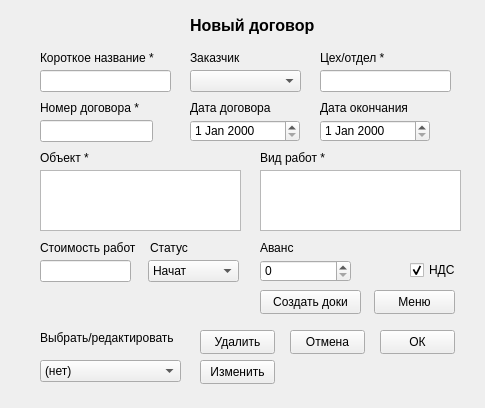
The window that my_helper/my_helper/designer_ui/new_contract.ui (SmolPO/vertical) describes before a commit, drawn with Qt 5.
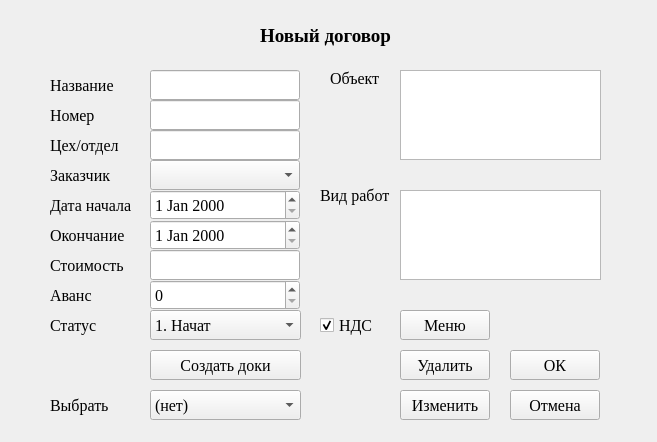
The same window after the commit.

Diff of the .ui file:
```diff
--- a/my_helper/my_helper/designer_ui/new_contract.ui
+++ b/my_helper/my_helper/designer_ui/new_contract.ui
@@ -9,8 +9,8 @@
    <rect>
     <x>0</x>
     <y>0</y>
-    <width>485</width>
-    <height>408</height>
+    <width>657</width>
+    <height>442</height>
    </rect>
   </property>
   <property name="windowTitle">
@@ -19,15 +19,16 @@
   <widget class="QLabel" name="label">
    <property name="geometry">
     <rect>
-     <x>190</x>
-     <y>10</y>
-     <width>171</width>
+     <x>260</x>
+     <y>20</y>
+     <width>161</width>
      <height>31</height>
     </rect>
    </property>
    <property name="font">
     <font>
-     <pointsize>12</pointsize>
+     <family>Times New Roman</family>
+     <pointsize>14</pointsize>
      <bold>true</bold>
     </font>
    </property>
@@ -38,35 +39,53 @@
   <widget class="QLabel" name="label_2">
    <property name="geometry">
     <rect>
-     <x>40</x>
-     <y>50</y>
+     <x>50</x>
+     <y>70</y>
      <width>121</width>
-     <height>16</height>
+     <height>30</height>
     </rect>
    </property>
+   <property name="font">
+    <font>
+     <family>Times New Roman</family>
+     <pointsize>12</pointsize>
+    </font>
+   </property>
    <property name="text">
-    <string>Короткое название *</string>
+    <string>Название</string>
    </property>
   </widget>
   <widget class="QLineEdit" name="name">
    <property name="geometry">
     <rect>
-     <x>40</x>
+     <x>150</x>
      <y>70</y>
-     <width>131</width>
-     <height>22</height>
+     <width>150</width>
+     <height>30</height>
     </rect>
    </property>
+   <property name="font">
+    <font>
+     <family>Times New Roman</family>
+     <pointsize>12</pointsize>
+    </font>
+   </property>
   </widget>
   <widget class="QLabel" name="label_3">
    <property name="geometry">
     <rect>
-     <x>190</x>
-     <y>50</y>
+     <x>50</x>
+     <y>160</y>
      <width>81</width>
-     <height>16</height>
+     <height>30</height>
     </rect>
    </property>
+   <property name="font">
+    <font>
+     <family>Times New Roman</family>
+     <pointsize>12</pointsize>
+    </font>
+   </property>
    <property name="text">
     <string>Заказчик</string>
    </property>
@@ -74,81 +93,123 @@
   <widget class="QTextEdit" name="my_object">
    <property name="geometry">
     <rect>
-     <x>40</x>
-     <y>170</y>
+     <x>400</x>
+     <y>70</y>
      <width>201</width>
-     <height>61</height>
+     <height>90</height>
     </rect>
    </property>
+   <property name="font">
+    <font>
+     <family>Times New Roman</family>
+     <pointsize>12</pointsize>
+    </font>
+   </property>
   </widget>
   <widget class="QLabel" name="label_4">
    <property name="geometry">
     <rect>
-     <x>40</x>
-     <y>150</y>
-     <width>49</width>
+     <x>330</x>
+     <y>70</y>
+     <width>71</width>
      <height>16</height>
     </rect>
    </property>
+   <property name="font">
+    <font>
+     <family>Times New Roman</family>
+     <pointsize>12</pointsize>
+    </font>
+   </property>
    <property name="text">
-    <string>Объект *</string>
+    <string>Объект</string>
    </property>
   </widget>
   <widget class="QTextEdit" name="work">
    <property name="geometry">
     <rect>
-     <x>260</x>
-     <y>170</y>
+     <x>400</x>
+     <y>190</y>
      <width>201</width>
-     <height>61</height>
+     <height>90</height>
     </rect>
    </property>
+   <property name="font">
+    <font>
+     <family>Times New Roman</family>
+     <pointsize>12</pointsize>
+    </font>
+   </property>
   </widget>
   <widget class="QLabel" name="label_5">
    <property name="geometry">
     <rect>
-     <x>260</x>
-     <y>150</y>
+     <x>320</x>
+     <y>180</y>
      <width>111</width>
-     <height>16</height>
+     <height>31</height>
     </rect>
    </property>
+   <property name="font">
+    <font>
+     <family>Times New Roman</family>
+     <pointsize>12</pointsize>
+    </font>
+   </property>
    <property name="text">
-    <string>Вид работ *</string>
+    <string>Вид работ</string>
    </property>
   </widget>
   <widget class="QLineEdit" name="part">
    <property name="geometry">
     <rect>
-     <x>320</x>
-     <y>70</y>
-     <width>131</width>
-     <height>22</height>
+     <x>150</x>
+     <y>130</y>
+     <width>150</width>
+     <height>30</height>
     </rect>
    </property>
+   <property name="font">
+    <font>
+     <family>Times New Roman</family>
+     <pointsize>12</pointsize>
+    </font>
+   </property>
   </widget>
   <widget class="QLabel" name="label_6">
    <property name="geometry">
     <rect>
-     <x>320</x>
-     <y>50</y>
+     <x>50</x>
+     <y>130</y>
      <width>91</width>
-     <height>16</height>
+     <height>30</height>
     </rect>
    </property>
+   <property name="font">
+    <font>
+     <family>Times New Roman</family>
+     <pointsize>12</pointsize>
+    </font>
+   </property>
    <property name="text">
-    <string>Цех/отдел *</string>
+    <string>Цех/отдел</string>
    </property>
   </widget>
   <widget class="QPushButton" name="b_cancel">
    <property name="geometry">
     <rect>
-     <x>290</x>
-     <y>330</y>
-     <width>75</width>
-     <height>24</height>
+     <x>510</x>
+     <y>390</y>
+     <width>90</width>
+     <height>30</height>
     </rect>
    </property>
+   <property name="font">
+    <font>
+     <family>Times New Roman</family>
+     <pointsize>12</pointsize>
+    </font>
+   </property>
    <property name="text">
     <string>Отмена</string>
    </property>
@@ -156,12 +217,18 @@
   <widget class="QPushButton" name="b_ok">
    <property name="geometry">
     <rect>
-     <x>380</x>
-     <y>330</y>
-     <width>75</width>
-     <height>24</height>
+     <x>510</x>
+     <y>350</y>
+     <width>90</width>
+     <height>30</height>
     </rect>
    </property>
+   <property name="font">
+    <font>
+     <family>Times New Roman</family>
+     <pointsize>12</pointsize>
+    </font>
+   </property>
    <property name="text">
     <string>ОК</string>
    </property>
@@ -169,58 +236,88 @@
   <widget class="QLineEdit" name="number">
    <property name="geometry">
     <rect>
-     <x>40</x>
-     <y>120</y>
-     <width>113</width>
-     <height>22</height>
+     <x>150</x>
+     <y>100</y>
+     <width>150</width>
+     <height>30</height>
     </rect>
    </property>
+   <property name="font">
+    <font>
+     <family>Times New Roman</family>
+     <pointsize>12</pointsize>
+    </font>
+   </property>
   </widget>
   <widget class="QLabel" name="label_8">
    <property name="geometry">
     <rect>
-     <x>40</x>
+     <x>50</x>
      <y>100</y>
      <width>101</width>
-     <height>16</height>
+     <height>30</height>
     </rect>
    </property>
+   <property name="font">
+    <font>
+     <family>Times New Roman</family>
+     <pointsize>12</pointsize>
+    </font>
+   </property>
    <property name="text">
-    <string>Номер договора *</string>
+    <string>Номер</string>
    </property>
   </widget>
   <widget class="QDateEdit" name="date">
    <property name="geometry">
     <rect>
-     <x>190</x>
-     <y>120</y>
-     <width>110</width>
-     <height>22</height>
+     <x>150</x>
+     <y>190</y>
+     <width>150</width>
+     <height>30</height>
     </rect>
    </property>
+   <property name="font">
+    <font>
+     <family>Times New Roman</family>
+     <pointsize>12</pointsize>
+    </font>
+   </property>
   </widget>
   <widget class="QLabel" name="label_9">
    <property name="geometry">
     <rect>
-     <x>190</x>
-     <y>100</y>
+     <x>50</x>
+     <y>190</y>
      <width>101</width>
-     <height>16</height>
+     <height>30</height>
     </rect>
    </property>
+   <property name="font">
+    <font>
+     <family>Times New Roman</family>
+     <pointsize>12</pointsize>
+    </font>
+   </property>
    <property name="text">
-    <string>Дата договора </string>
+    <string>Дата начала</string>
    </property>
   </widget>
   <widget class="QComboBox" name="cb_select">
    <property name="geometry">
     <rect>
-     <x>40</x>
-     <y>360</y>
-     <width>141</width>
-     <height>22</height>
+     <x>150</x>
+     <y>390</y>
+     <width>151</width>
+     <height>30</height>
     </rect>
    </property>
+   <property name="font">
+    <font>
+     <family>Times New Roman</family>
+     <pointsize>12</pointsize>
+    </font>
+   </property>
    <item>
     <property name="text">
      <string>(нет)</string>
@@ -230,35 +327,53 @@
   <widget class="QLabel" name="label_10">
    <property name="geometry">
     <rect>
-     <x>40</x>
-     <y>330</y>
-     <width>141</width>
-     <height>16</height>
+     <x>50</x>
+     <y>390</y>
+     <width>81</width>
+     <height>30</height>
     </rect>
    </property>
+   <property name="font">
+    <font>
+     <family>Times New Roman</family>
+     <pointsize>12</pointsize>
+    </font>
+   </property>
    <property name="text">
-    <string>Выбрать/редактировать</string>
+    <string>Выбрать</string>
    </property>
   </widget>
   <widget class="QComboBox" name="cb_comp">
    <property name="geometry">
     <rect>
-     <x>190</x>
-     <y>70</y>
-     <width>111</width>
-     <height>22</height>
+     <x>150</x>
+     <y>160</y>
+     <width>150</width>
+     <height>30</height>
     </rect>
    </property>
+   <property name="font">
+    <font>
+     <family>Times New Roman</family>
+     <pointsize>12</pointsize>
+    </font>
+   </property>
   </widget>
   <widget class="QPushButton" name="b_change">
    <property name="geometry">
     <rect>
-     <x>200</x>
-     <y>360</y>
-     <width>75</width>
-     <height>24</height>
+     <x>400</x>
+     <y>390</y>
+     <width>90</width>
+     <height>30</height>
     </rect>
    </property>
+   <property name="font">
+    <font>
+     <family>Times New Roman</family>
+     <pointsize>12</pointsize>
+    </font>
+   </property>
    <property name="text">
     <string>Изменить</string>
    </property>
@@ -266,12 +381,18 @@
   <widget class="QPushButton" name="b_kill">
    <property name="geometry">
     <rect>
-     <x>200</x>
-     <y>330</y>
-     <width>75</width>
-     <height>24</height>
+     <x>400</x>
+     <y>350</y>
+     <width>90</width>
+     <height>30</height>
     </rect>
    </property>
+   <property name="font">
+    <font>
+     <family>Times New Roman</family>
+     <pointsize>12</pointsize>
+    </font>
+   </property>
    <property name="text">
     <string>Удалить</string>
    </property>
@@ -279,58 +400,88 @@
   <widget class="QDateEdit" name="date_end">
    <property name="geometry">
     <rect>
-     <x>320</x>
-     <y>120</y>
-     <width>110</width>
-     <height>22</height>
+     <x>150</x>
+     <y>220</y>
+     <width>150</width>
+     <height>30</height>
     </rect>
    </property>
+   <property name="font">
+    <font>
+     <family>Times New Roman</family>
+     <pointsize>12</pointsize>
+    </font>
+   </property>
   </widget>
   <widget class="QLineEdit" name="price">
    <property name="geometry">
     <rect>
-     <x>40</x>
-     <y>260</y>
-     <width>91</width>
-     <height>22</height>
+     <x>150</x>
+     <y>250</y>
+     <width>150</width>
+     <height>30</height>
     </rect>
    </property>
+   <property name="font">
+    <font>
+     <family>Times New Roman</family>
+     <pointsize>12</pointsize>
+    </font>
+   </property>
   </widget>
   <widget class="QLabel" name="label_11">
    <property name="geometry">
     <rect>
-     <x>320</x>
-     <y>100</y>
+     <x>50</x>
+     <y>220</y>
      <width>101</width>
-     <height>16</height>
+     <height>30</height>
     </rect>
    </property>
+   <property name="font">
+    <font>
+     <family>Times New Roman</family>
+     <pointsize>12</pointsize>
+    </font>
+   </property>
    <property name="text">
-    <string>Дата окончания</string>
+    <string>Окончание</string>
    </property>
   </widget>
   <widget class="QLabel" name="label_12">
    <property name="geometry">
     <rect>
-     <x>40</x>
-     <y>240</y>
+     <x>50</x>
+     <y>250</y>
      <width>101</width>
-     <height>16</height>
+     <height>30</height>
     </rect>
    </property>
+   <property name="font">
+    <font>
+     <family>Times New Roman</family>
+     <pointsize>12</pointsize>
+    </font>
+   </property>
    <property name="text">
-    <string>Стоимость работ</string>
+    <string>Стоимость</string>
    </property>
   </widget>
   <widget class="QCheckBox" name="nds">
    <property name="geometry">
     <rect>
-     <x>410</x>
-     <y>260</y>
+     <x>320</x>
+     <y>310</y>
      <width>76</width>
-     <height>20</height>
+     <height>30</height>
     </rect>
    </property>
+   <property name="font">
+    <font>
+     <family>Times New Roman</family>
+     <pointsize>12</pointsize>
+    </font>
+   </property>
    <property name="acceptDrops">
     <bool>false</bool>
    </property>
@@ -344,22 +495,34 @@
   <widget class="QSpinBox" name="avans">
    <property name="geometry">
     <rect>
-     <x>260</x>
-     <y>260</y>
-     <width>91</width>
-     <height>22</height>
+     <x>150</x>
+     <y>280</y>
+     <width>150</width>
+     <height>30</height>
     </rect>
    </property>
+   <property name="font">
+    <font>
+     <family>Times New Roman</family>
+     <pointsize>12</pointsize>
+    </font>
+   </property>
   </widget>
   <widget class="QLabel" name="label_13">
    <property name="geometry">
     <rect>
-     <x>260</x>
-     <y>240</y>
+     <x>50</x>
+     <y>280</y>
      <width>49</width>
-     <height>16</height>
+     <height>30</height>
     </rect>
    </property>
+   <property name="font">
+    <font>
+     <family>Times New Roman</family>
+     <pointsize>12</pointsize>
+    </font>
+   </property>
    <property name="text">
     <string>Аванс</string>
    </property>
@@ -367,15 +530,21 @@
   <widget class="QComboBox" name="status">
    <property name="geometry">
     <rect>
-     <x>148</x>
-     <y>260</y>
-     <width>91</width>
-     <height>22</height>
+     <x>150</x>
+     <y>310</y>
+     <width>151</width>
+     <height>30</height>
     </rect>
    </property>
+   <property name="font">
+    <font>
+     <family>Times New Roman</family>
+     <pointsize>12</pointsize>
+    </font>
+   </property>
    <item>
     <property name="text">
-     <string>Начат</string>
+     <string>1. Начат</string>
     </property>
    </item>
    <item>
@@ -387,12 +556,18 @@
   <widget class="QLabel" name="label_14">
    <property name="geometry">
     <rect>
-     <x>150</x>
-     <y>240</y>
+     <x>50</x>
+     <y>310</y>
      <width>49</width>
-     <height>16</height>
+     <height>30</height>
     </rect>
    </property>
+   <property name="font">
+    <font>
+     <family>Times New Roman</family>
+     <pointsize>12</pointsize>
+    </font>
+   </property>
    <property name="text">
     <string>Статус</string>
    </property>
@@ -400,12 +575,18 @@
   <widget class="QPushButton" name="b_docs">
    <property name="geometry">
     <rect>
-     <x>260</x>
-     <y>290</y>
-     <width>101</width>
-     <height>24</height>
+     <x>150</x>
+     <y>350</y>
+     <width>151</width>
+     <height>30</height>
     </rect>
    </property>
+   <property name="font">
+    <font>
+     <family>Times New Roman</family>
+     <pointsize>12</pointsize>
+    </font>
+   </property>
    <property name="text">
     <string>Создать доки</string>
    </property>
@@ -413,12 +594,18 @@
   <widget class="QPushButton" name="b_menu">
    <property name="geometry">
     <rect>
-     <x>374</x>
-     <y>290</y>
-     <width>81</width>
-     <height>24</height>
+     <x>400</x>
+     <y>310</y>
+     <width>90</width>
+     <height>30</height>
     </rect>
    </property>
+   <property name="font">
+    <font>
+     <family>Times New Roman</family>
+     <pointsize>12</pointsize>
+    </font>
+   </property>
    <property name="text">
     <string>Меню</string>
    </property>
```
Left out of the diff: 2 changed lines with no effect on the pictures.
